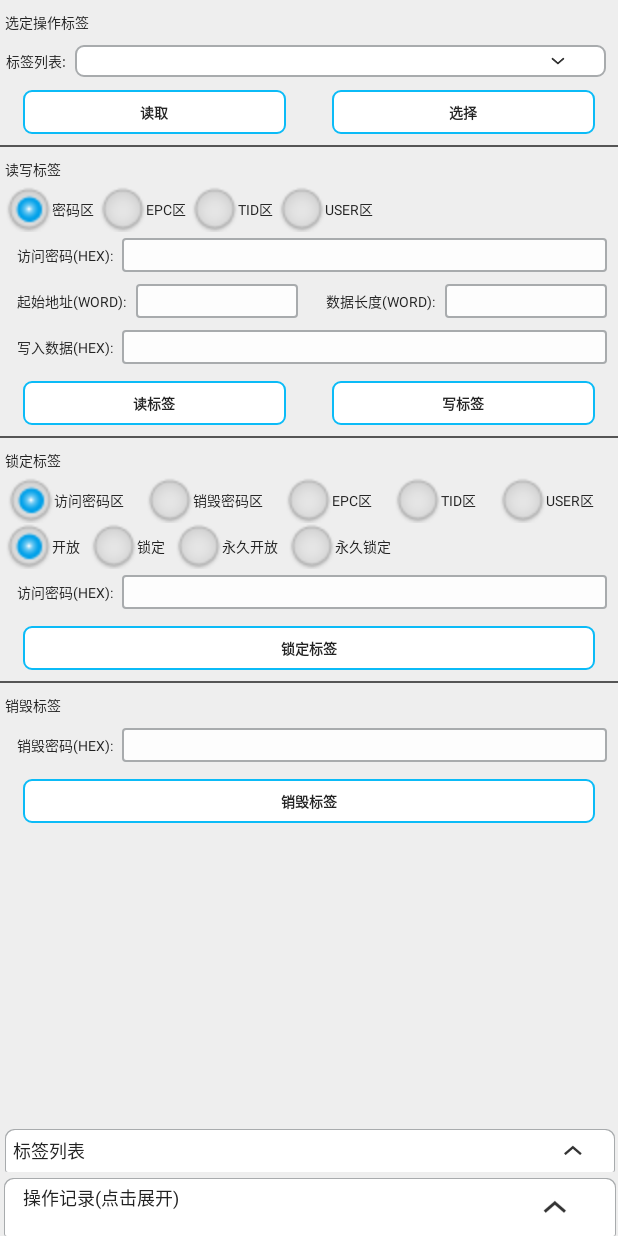
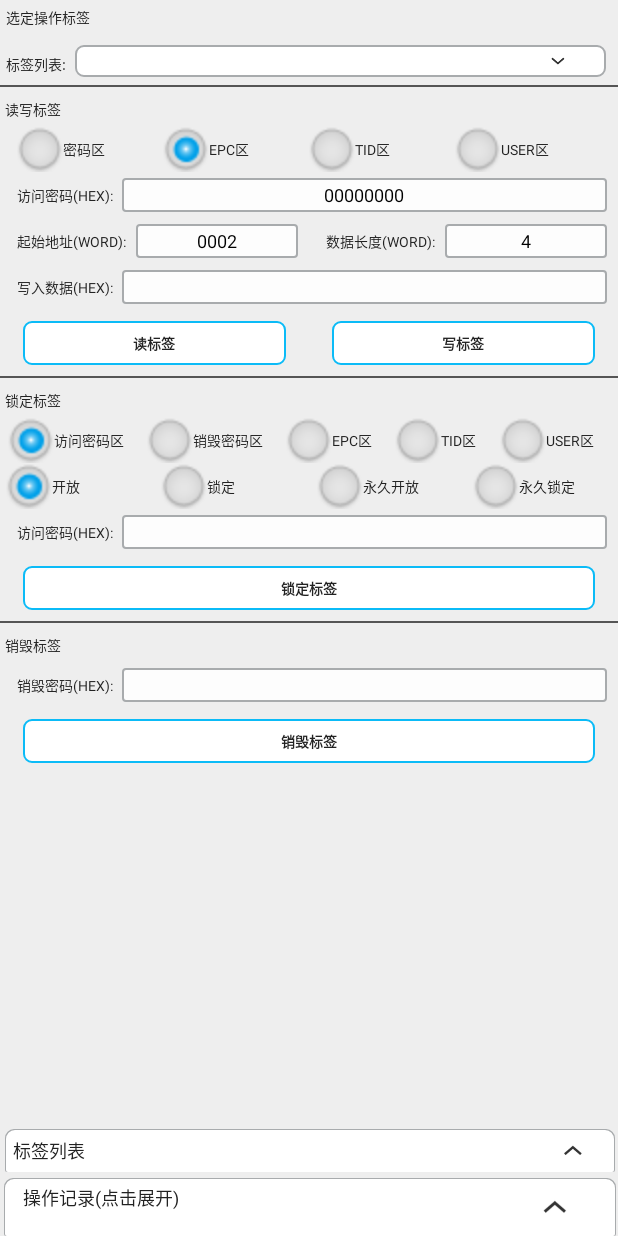
Before and after one commit to QianChaoha/TCH, an Android app: the layout page_tag_access.xml on its own in the app's theme, with its tools: preview values and no code run, on a phone screen of 412 x 824 dp. Run offline under Robolectric (Android 15) with nearby library versions, the phone set to English and light mode, and no system bars.

Commit message:
读标签

```diff
--- a/src/main/java/com/uhf/uhf/setpage/PageReaderAddress.java
+++ b/src/main/java/com/uhf/uhf/setpage/PageReaderAddress.java
@@ -58,7 +58,7 @@ public class PageReaderAddress extends BaseActivity {
 	@Override
 	public void onCreate(Bundle savedInstanceState) {
 		super.onCreate(savedInstanceState);
-		setContentView(layout.page_reader_address);
+		setContentView(R.layout.page_reader_address);
 		((UHFApplication) getApplication()).addActivity(this);
 
 		try {
--- a/src/main/java/com/uhf/uhf/tagpage/PageInventoryReal.java
+++ b/src/main/java/com/uhf/uhf/tagpage/PageInventoryReal.java
@@ -75,7 +75,7 @@ public class PageInventoryReal extends LinearLayout {
 		super(context, attrs);
 		mContext = context;
 		LayoutInflater.from(context)
-				.inflate(layout.page_inventory_real, this);
+				.inflate(R.layout.page_inventory_real, this);
 		try {
 			mReaderHelper = ReaderHelper.getDefaultHelper();
 			mReader = mReaderHelper.getReader();
--- a/src/main/res/layout/page_tag_access.xml
+++ b/src/main/res/layout/page_tag_access.xml
@@ -34,10 +34,11 @@
 		    <TextView
 				android:layout_width="wrap_content"
 	            android:layout_height="wrap_content"
-	            android:layout_marginBottom="3.7dip"
-	            android:layout_marginTop="7.5dip"
+				android:paddingLeft="3.7sp"
+				android:paddingTop="3.7sp"
+				android:paddingRight="3.7sp"
+				android:paddingBottom="7.5sp"
 	            android:gravity="center_vertical"
-	            android:paddingLeft="3.0dip"
 	            android:text="@string/tag_access_epc"
 	            android:textColor="#ff222222"
 	            android:textSize="9.5sp" />
@@ -65,6 +66,7 @@
 					android:layout_height="wrap_content"
 					android:paddingLeft="3.7sp"
 					android:paddingRight="3.7sp"
+					android:paddingBottom="3.7sp"
 					android:shrinkColumns="0"
 					android:stretchColumns="0" >
 
@@ -100,50 +102,6 @@
 			</LinearLayout>
 
 	    	<LinearLayout
-	            android:layout_width="fill_parent"
-				android:layout_height="wrap_content"
-				android:orientation="horizontal" >
-
-				<TextView
-				    android:id="@+id/get"
-					android:layout_width="fill_parent"
-	            	android:layout_height="wrap_content"
-	            	android:layout_weight="1.0"
-					android:layout_marginLeft="15.0sp"
-					android:layout_marginTop="7.5sp"
-					android:layout_marginRight="15.0sp"
-					android:layout_marginBottom="7.5sp"
-					android:paddingTop="7.5sp"
-					android:paddingBottom="7.5sp"
-					android:gravity="center_horizontal"
-					android:background="@drawable/button_selector"
-					android:text="@string/get"
-					android:textColor="#ff222222"
-					android:textStyle="bold"
-					android:textSize="9.5sp"
-					android:clickable="true" />
-
-				<TextView
-				    android:id="@+id/select"
-					android:layout_width="fill_parent"
-	            	android:layout_height="wrap_content"
-	            	android:layout_weight="1.0"
-					android:layout_marginLeft="15.0sp"
-					android:layout_marginTop="7.5sp"
-					android:layout_marginRight="15.0sp"
-					android:layout_marginBottom="7.5sp"
-					android:paddingTop="7.5sp"
-					android:paddingBottom="7.5sp"
-					android:gravity="center_horizontal"
-					android:background="@drawable/button_selector"
-					android:text="@string/select"
-					android:textColor="#ff222222"
-					android:textStyle="bold"
-					android:textSize="9.5sp"
-					android:clickable="true" />
-			</LinearLayout>
-
-	    	<LinearLayout
 			    android:layout_width="fill_parent"
 				android:layout_height="1dip"
 				android:paddingLeft="3.7sp"
@@ -163,56 +121,58 @@
 
 	    	<RadioGroup
 	            android:id="@+id/group_access_area_type"
-	            android:layout_width="wrap_content"
+	            android:layout_width="match_parent"
+				android:layout_marginLeft="11sp"
+				android:layout_marginRight="11sp"
 	            android:layout_height="wrap_content"
 	            android:gravity="center"
 	            android:orientation="horizontal" >
 
 	            <RadioButton
 	                android:id="@+id/set_access_area_password"
-	                android:layout_width="wrap_content"
+	                android:layout_width="0dp"
+					android:layout_weight="1"
 	                android:layout_height="wrap_content"
 	                android:button="@drawable/radio_button_selector"
 	                android:paddingTop="3.7sp"
 	            	android:paddingBottom="3.7sp"
-	            	android:layout_marginLeft="3.7sp"
-	            	android:checked="true"
 	                android:text="@string/area_password"
 	                android:textColor="#ff222222"
 	                android:textSize="9.5sp" />
 
 	            <RadioButton
 	                android:id="@+id/set_access_area_epc"
-	                android:layout_width="wrap_content"
+					android:layout_width="0dp"
+					android:layout_weight="1"
 	                android:layout_height="wrap_content"
 	                android:button="@drawable/radio_button_selector"
 	                android:paddingTop="3.7sp"
 	            	android:paddingBottom="3.7sp"
-	                android:layout_marginLeft="3.7sp"
 	                android:text="@string/area_epc"
 	                android:textColor="#ff222222"
-	                android:textSize="9.5sp" />
+	                android:textSize="9.5sp"
+					android:checked="true"/>
 
 	            <RadioButton
 	                android:id="@+id/set_access_area_tid"
-	                android:layout_width="wrap_content"
+					android:layout_width="0dp"
+					android:layout_weight="1"
 	                android:layout_height="wrap_content"
 	                android:button="@drawable/radio_button_selector"
 	                android:paddingTop="3.7sp"
 	            	android:paddingBottom="3.7sp"
-	                android:layout_marginLeft="3.7sp"
 	                android:text="@string/area_tid"
 	                android:textColor="#ff222222"
 	                android:textSize="9.5sp" />
 
 	           	<RadioButton
 	                android:id="@+id/set_access_area_user"
-	                android:layout_width="wrap_content"
+					android:layout_width="0dp"
+					android:layout_weight="1"
 	                android:layout_height="wrap_content"
 	                android:button="@drawable/radio_button_selector"
 	                android:paddingTop="3.7sp"
 	            	android:paddingBottom="3.7sp"
-	                android:layout_marginLeft="3.7sp"
 	                android:text="@string/area_user"
 	                android:textColor="#ff222222"
 	                android:textSize="9.5sp" />
@@ -249,7 +209,8 @@
 		            android:gravity="center_vertical|center_horizontal"
 		            android:inputType="number"
 		            android:digits="0123456789abcdefABCDEF"
-		            android:textSize="12sp" />
+		            android:textSize="12sp"
+					android:text="00000000"/>
 
 		    </LinearLayout>
 
@@ -288,7 +249,8 @@
 		            android:background="@drawable/editbox_background"
 		            android:gravity="center_vertical|center_horizontal"
 		            android:inputType="number"
-		            android:textSize="12sp" />
+		            android:textSize="12sp"
+					android:text="0002"/>
 
 		    </LinearLayout>
 
@@ -323,7 +285,8 @@
 		            android:background="@drawable/editbox_background"
 		            android:gravity="center_vertical|center_horizontal"
 		            android:inputType="number"
-		            android:textSize="12sp" />
+		            android:textSize="12sp"
+					android:text="4"/>
 		    </LinearLayout>
 		    </LinearLayout>
 
@@ -496,7 +459,7 @@
 
 	    	<RadioGroup
 	            android:id="@+id/group_lock_type"
-	            android:layout_width="wrap_content"
+	            android:layout_width="match_parent"
 	            android:layout_height="wrap_content"
 	            android:layout_marginLeft="3.7sp"
 	            android:gravity="center"
@@ -504,7 +467,8 @@
 
 	            <RadioButton
 	                android:id="@+id/set_lock_free"
-	                android:layout_width="wrap_content"
+	                android:layout_width="0dp"
+					android:layout_weight="1"
 	                android:layout_height="wrap_content"
 	                android:button="@drawable/radio_button_selector"
 	                android:paddingTop="3.7sp"
@@ -516,7 +480,8 @@
 
 	            <RadioButton
 	                android:id="@+id/set_lock_lock"
-	                android:layout_width="wrap_content"
+					android:layout_width="0dp"
+					android:layout_weight="1"
 	                android:layout_height="wrap_content"
 	                android:button="@drawable/radio_button_selector"
 	                android:paddingTop="3.7sp"
@@ -528,7 +493,8 @@
 
 	            <RadioButton
 	                android:id="@+id/set_lock_free_ever"
-	                android:layout_width="wrap_content"
+					android:layout_width="0dp"
+					android:layout_weight="1"
 	                android:layout_height="wrap_content"
 	                android:button="@drawable/radio_button_selector"
 	                android:paddingTop="3.7sp"
@@ -540,7 +506,8 @@
 
 	            <RadioButton
 	                android:id="@+id/set_lock_lock_ever"
-	                android:layout_width="wrap_content"
+					android:layout_width="0dp"
+					android:layout_weight="1"
 	                android:layout_height="wrap_content"
 	                android:button="@drawable/radio_button_selector"
 	                android:paddingTop="3.7sp"
```
Also changed, not shown: src/main/java/com/uhf/uhf/ConnectRs232.java (+29 -21 lines), src/main/java/com/uhf/uhf/tagpage/PageTagAccess.java (+67 -40 lines).
